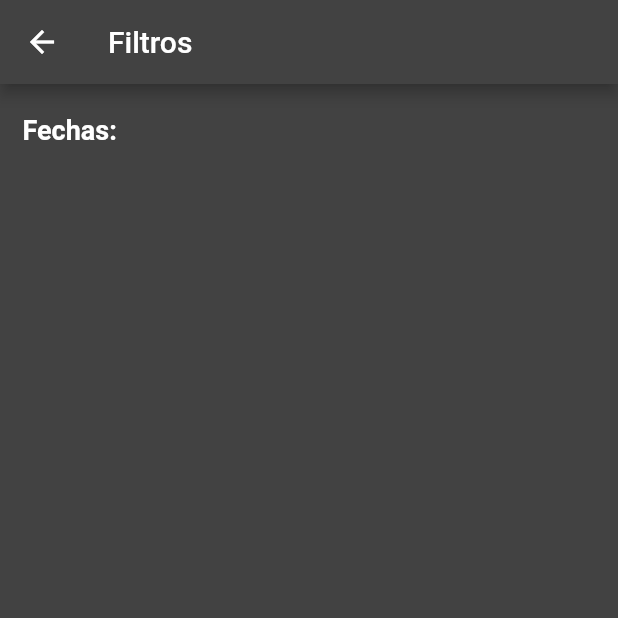
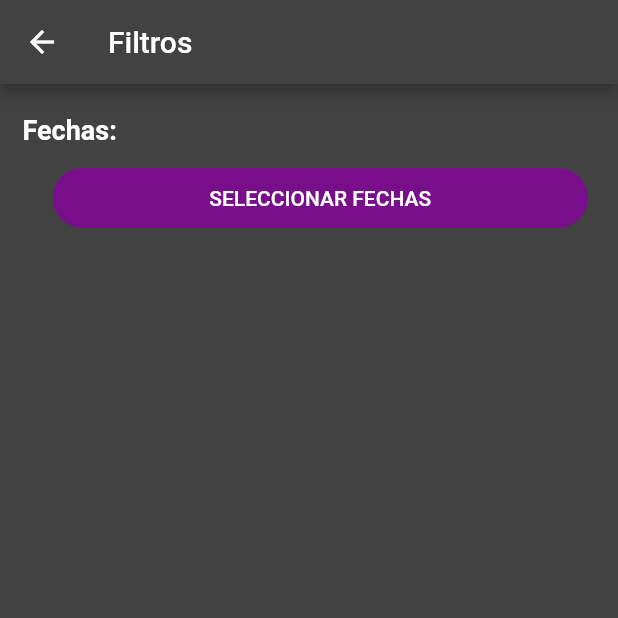
Before and after one commit to AlmudenaRA/GoTravel, a Flutter app: the MyHomePage screen opened by its route, after a tap on the "filter alt" icon, on a phone screen of 412 x 824 dp, the top half of it. Run offline on Flutter 3.47's test engine with Material 2 defaults, Android fonts, the phone set to English and light mode, and no system bars; our stand-ins replace cloud_firestore, firebase_auth, firebase_core, firebase_storage, google_sign_in, image_picker and 1 more; accounts and stored records are empty; network calls fail.

Commit message:
Filtro seleccionar fechas de entrada y salida

```diff
--- a/lib/main.dart
+++ b/lib/main.dart
@@ -12,6 +12,7 @@ import 'package:gotravel/src/pages/sing_up_page.dart';
 import 'package:gotravel/src/pages/splash_screen.dart';
 import 'package:gotravel/src/theme/my_colors.dart';
 import 'package:gotravel/src/pages/edit_profile_page.dart';
+import 'package:flutter_localizations/flutter_localizations.dart';
 
 void main() async {
   //Inicializa Firebase
@@ -58,6 +59,11 @@ class MyApp extends StatelessWidget {
         Constants.routesEditProfile: (_) => const EditProfilePage(),
         Constants.routesFilter: (_) => const FilterPage(),
       },
+
+      localizationsDelegates: GlobalMaterialLocalizations.delegates,
+      supportedLocales: const [
+        Locale('es', 'ES'),
+      ],
     );
   }
 }
--- a/lib/src/core/constants.dart
+++ b/lib/src/core/constants.dart
@@ -104,4 +104,8 @@ class Constants {
   //filter
   static const String txtFilter = 'Filtros';
   static const String date = 'Fechas:';
+  static const String selectDate = 'SELECCIONAR FECHAS';
+  static const String txtSelectDate = 'Seleccionar fechas';
+  static const String hintStartDate = 'Fecha entrada';
+  static const String hintEndDate = 'Fecha salida';
 }
--- a/lib/src/pages/filter_page.dart
+++ b/lib/src/pages/filter_page.dart
@@ -1,6 +1,7 @@
 import 'package:flutter/material.dart';
 import 'package:gotravel/src/core/constants.dart';
 import 'package:gotravel/src/theme/my_colors.dart';
+import 'package:gotravel/src/widget/button.dart';
 
 class FilterPage extends StatefulWidget {
   const FilterPage({Key? key}) : super(key: key);
@@ -10,6 +11,7 @@ class FilterPage extends StatefulWidget {
 }
 
 class _FilterPageState extends State<FilterPage> {
+  DateTime _dateTime = DateTime(2100);
   @override
   Widget build(BuildContext context) {
     return Scaffold(
@@ -22,8 +24,9 @@ class _FilterPageState extends State<FilterPage> {
           margin: const EdgeInsets.only(left: 15, top: 20),
           child: Column(
               mainAxisAlignment: MainAxisAlignment.start,
-              children: const <Widget>[
-                Text(
+              crossAxisAlignment: CrossAxisAlignment.stretch,
+              children: <Widget>[
+                const Text(
                   Constants.date,
                   style: TextStyle(
                     fontSize: 18,
@@ -31,6 +34,30 @@ class _FilterPageState extends State<FilterPage> {
                     color: MyColors.textButton,
                   ),
                 ),
+                Button(
+                  width: 0.9,
+                  heigth: 50,
+                  color: MyColors.secundary,
+                  text: Constants.selectDate,
+                  onPressed: () => showDateRangePicker(
+                      context: context,
+                      firstDate: DateTime.now(),
+                      lastDate: DateTime(2025),
+                      helpText: Constants.txtSelectDate,
+                      fieldStartHintText: Constants.hintStartDate,
+                      fieldEndHintText: Constants.hintEndDate,
+                      fieldStartLabelText: Constants.hintStartDate,
+                      fieldEndLabelText: Constants.hintEndDate,
+                      locale: const Locale('es', 'ES'),
+                      builder: (context, child) => Theme(
+                          data: ThemeData().copyWith(
+                            colorScheme: const ColorScheme.light(
+                                primary: MyColors.secundary,
+                                onPrimary: MyColors.textButton,
+                                surface: MyColors.secundary),
+                          ),
+                          child: child!)),
+                ),
               ]),
         ),
       ),
--- a/pubspec.yaml
+++ b/pubspec.yaml
@@ -46,6 +46,10 @@ dependencies:
   image_picker: ^0.8.5
   #share_preferences
   shared_preferences: ^2.0.15
+
+  #localización
+  flutter_localizations:
+    sdk: flutter
 
 dev_dependencies:
   flutter_test:
```
Also changed, not shown: lib/src/utils/filters/utils_date.dart (added, +114 -0 lines), pubspec.lock.
